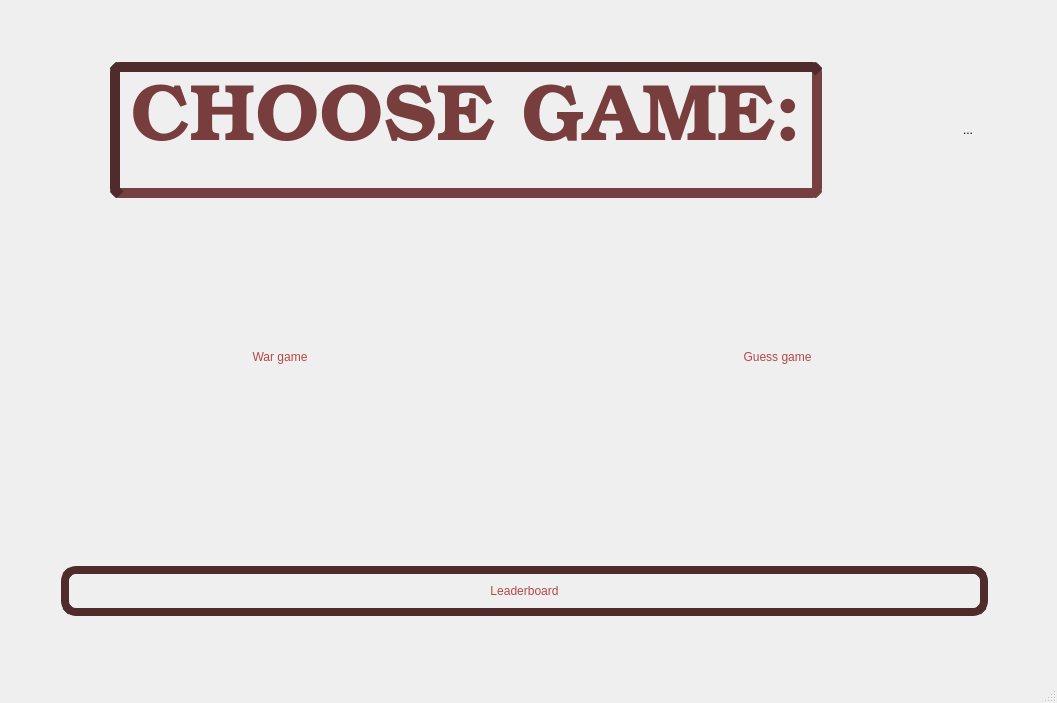
The window that MATFWars/mainwindow.ui (Divljo31/MATFWars) describes before a commit, drawn with Qt 5.
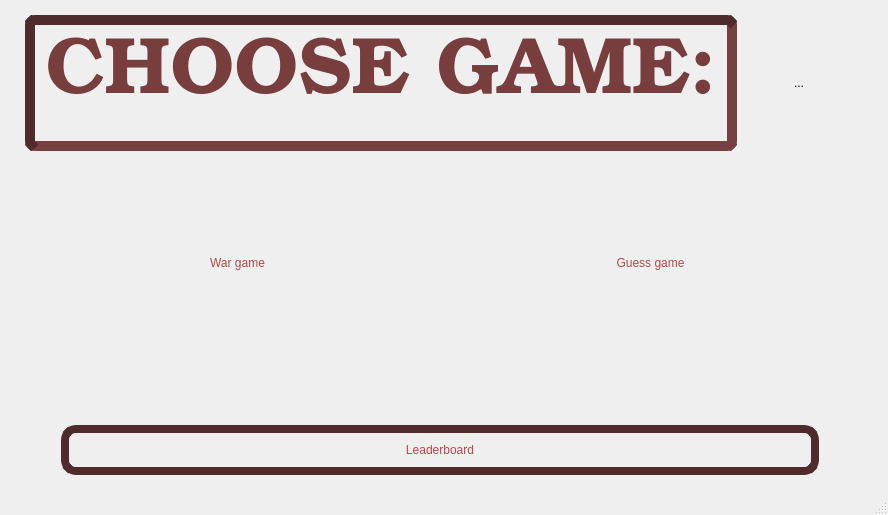
The same window after the commit. Icons and pictures are not drawn.

The edit to the form file:
```diff
--- a/MATFWars/mainwindow.ui
+++ b/MATFWars/mainwindow.ui
@@ -6,8 +6,8 @@
    <rect>
     <x>0</x>
     <y>0</y>
-    <width>1057</width>
-    <height>703</height>
+    <width>888</width>
+    <height>515</height>
    </rect>
   </property>
   <property name="minimumSize">
```
Left out of the diff: 2 changed lines with no effect on the pictures.
